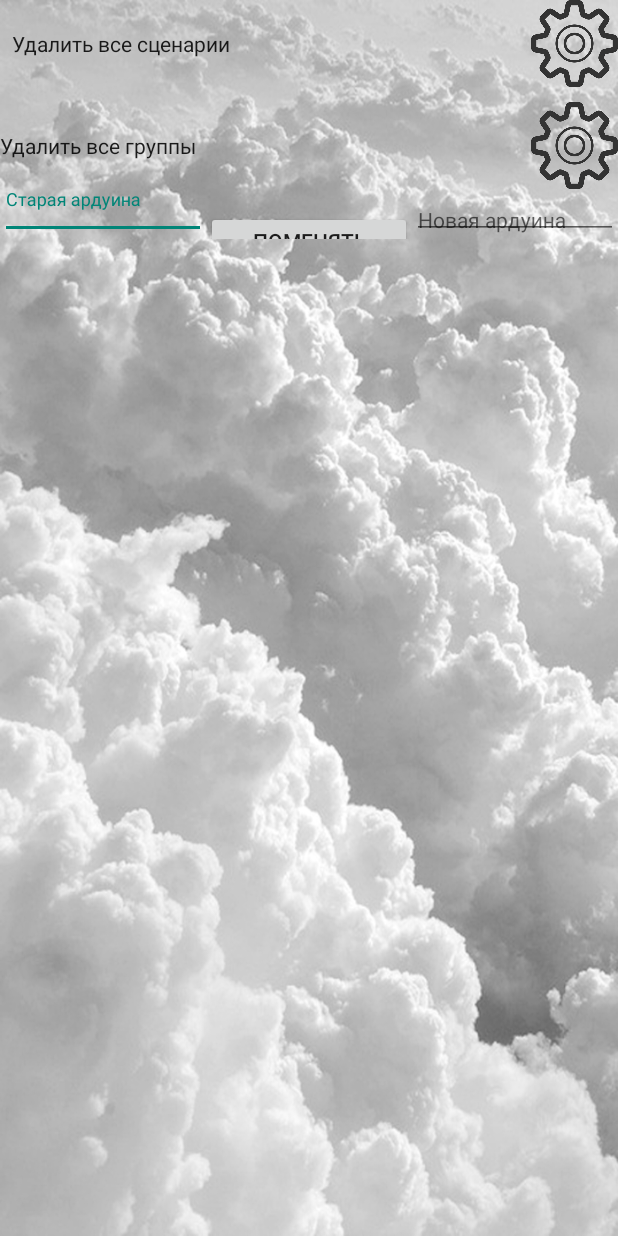
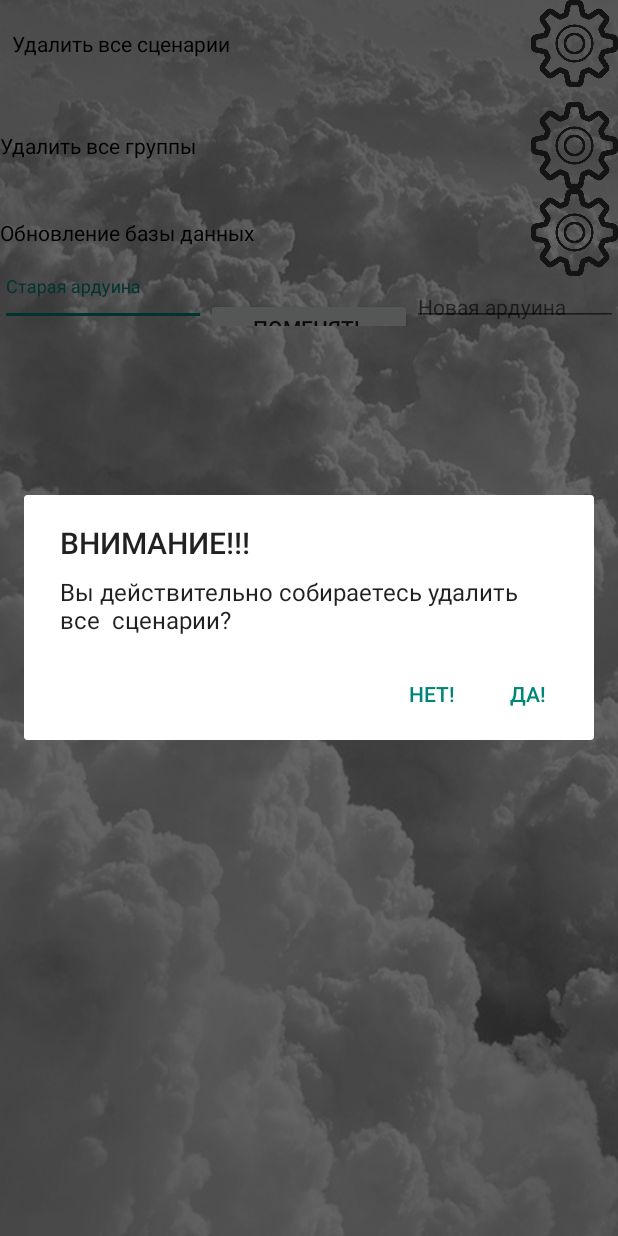
Before and after one commit to Kw0rker/Smart_Light_app, an Android app: the Settimgs screen opened directly, with no data from a screen before it, after a tap on an icon or button, on a phone screen of 412 x 824 dp. Run offline under Robolectric (Android 15) with nearby library versions, the phone set to English and light mode, and no system bars.

Commit message:
added refresh button in settings                           ID is now always 4 razryda

```diff
--- a/app/src/main/java/com/example/student/smartlighttest1/Settimgs.java
+++ b/app/src/main/java/com/example/student/smartlighttest1/Settimgs.java
@@ -1,6 +1,10 @@
 package com.example.student.smartlighttest1;
 
+import android.content.DialogInterface;
+import android.content.res.Resources;
 import android.support.design.widget.TextInputEditText;
+import android.support.v4.app.FragmentActivity;
+import android.support.v7.app.AlertDialog;
 import android.support.v7.app.AppCompatActivity;
 import android.os.Bundle;
 import android.view.View;
@@ -11,8 +15,10 @@ public class Settimgs extends AppCompatActivity implements Button.OnClickListene
     static Button DEL_SCEN;
     static Button DEL_G;
     static Button CHANGE;
+    static Button Refresh;
     static EditText past_ard;
     static EditText new_ard;
+    static boolean confirm;
 
     @Override
     protected void onCreate(Bundle savedInstanceState) {
@@ -26,30 +32,54 @@ public class Settimgs extends AppCompatActivity implements Button.OnClickListene
         new_ard =(EditText) findViewById(R.id.new_ard);
         CHANGE =(Button)findViewById(R.id.CHANGE);
         CHANGE.setOnClickListener(this);
+        Refresh=(Button)findViewById(R.id.Refresh);
+        Refresh.setOnClickListener(this);
 
 
 
+    }
+    private  boolean confirmation_alert(String measedge){
+        AlertDialog.Builder alertDialog = new AlertDialog.Builder(Settimgs.this);
+        alertDialog.setTitle("ВНИМАНИЕ!!!");
+        alertDialog.setMessage(measedge);
+        alertDialog.setPositiveButton("ДА!", new DialogInterface.OnClickListener() {
+            @Override
+            public void onClick(DialogInterface dialogInterface, int i) {
+                Settimgs.confirm=true;
+            }
+        });
+        alertDialog.setNegativeButton("НЕТ!", new DialogInterface.OnClickListener() {
+            @Override
+            public void onClick(DialogInterface dialogInterface, int i) {
+                Settimgs.confirm=false;
+            }
+        });
+        alertDialog.show();
+        return Settimgs.confirm;
     }
     @Override
     public void onClick(View v) {
         switch (v.getId())
         {
             case R.id.DEL_SCEN:
-                new multithread().execute("send","delete_s");
-                new multithread().execute("send","all");
-                getter_from_app.writeToFile("","scenarios.txt",MODE_PRIVATE);
-
-                break;
+                if (this.confirmation_alert("Вы действительно собираетесь удалить все  сценарии?")){
+                        Settimgs.confirm=true;
+                        new multithread().execute("send","delete_s");
+                        new multithread().execute("send","all");
+                        getter_from_app.writeToFile("","scenarios.txt",MODE_PRIVATE);}
+                        break;
             case R.id.DEL_G:
+                if (this.confirmation_alert("Вы действительно собираетесь удалить все группы?")){
                 new multithread().execute("send","delete_g");
                 new multithread().execute("send","all");
                 MainActivity.last_grup_n=0;
-                getter_from_app.writeToFile("","groups.txt",MODE_PRIVATE);
+                getter_from_app.writeToFile("","groups.txt",MODE_PRIVATE);}
 
 
                 break;
             case R.id.CHANGE:
                 if(past_ard.getText()!=null&&new_ard.getText()!=null){
+                    if (this.confirmation_alert("Вы действительно собираетесь изменить принадлежность светильников?")){
                     String past_a,new_a;
                     past_a=""+past_ard.getText();
                     new_a=""+new_ard.getText();
@@ -60,9 +90,15 @@ public class Settimgs extends AppCompatActivity implements Button.OnClickListene
                         else if (new_ard.getText().length()==2)new_a="0"+new_ard.getText();
 
                     new multithread().execute("send","rename");
-                    new multithread().execute("send",past_a+" "+new_a);
+                    new multithread().execute("send",past_a+" "+new_a);}
+                }
+                break;
+            case R.id.Refresh:
+            if(this.confirmation_alert("Вы действительно собираетесь запустить процесс обновления базы данных\n Это может занять некоторое время"))new multithread().execute("send","refresh");
+            break;
         }
-        }
+
+
     }
 
 }
--- a/app/src/main/java/com/example/student/smartlighttest1/lamp.java
+++ b/app/src/main/java/com/example/student/smartlighttest1/lamp.java
@@ -28,6 +28,9 @@ public class lamp {
         id=id_;
         brigh=brigh_;
         ID=""+id_;
+        if (id_<10)ID="000"+id_;
+        else if (id<100)ID="00"+id_;
+        else if (id<1000)ID="0"+id_;
         if (brigh>0){bt.setBackgroundResource(R.drawable.lamp_on);is_active=true;isTurned=true;}
         else {bt.setBackgroundResource(R.drawable.lamp_off);is_active=false;isTurned=false;}
         bt.setOnClickListener(new View.OnClickListener() {
--- a/app/src/main/res/layout/activity_settimgs.xml
+++ b/app/src/main/res/layout/activity_settimgs.xml
@@ -19,7 +19,8 @@
             android:layout_width="wrap_content"
             android:layout_height="wrap_content"
             android:text="Удалить все сценарии"
-            android:textAppearance="@style/TextAppearance.AppCompat.Body1" />
+            android:textAppearance="@style/TextAppearance.AppCompat.Body1"
+            android:textColor="#000000" />
 
         <Space
             android:layout_width="wrap_content"
@@ -57,10 +58,32 @@
             android:layout_height="wrap_content"
             android:layout_weight="1"
             android:text="Удалить все группы"
-            android:textAppearance="@style/TextAppearance.AppCompat.Body1" />
+            android:textAppearance="@style/TextAppearance.AppCompat.Body1"
+            android:textColor="#000000" />
 
         <Button
             android:id="@+id/DEL_G"
+            android:layout_width="58dp"
+            android:layout_height="58dp"
+            android:layout_weight="0"
+            android:background="@drawable/settings" />
+    </LinearLayout>
+    <LinearLayout
+        android:layout_width="match_parent"
+        android:layout_height="wrap_content"
+        android:orientation="horizontal">
+
+        <TextView
+            android:id="@+id/textView3"
+            android:layout_width="wrap_content"
+            android:layout_height="wrap_content"
+            android:layout_weight="1"
+            android:text="Обновление базы данных"
+            android:textAppearance="@style/TextAppearance.AppCompat.Body1"
+            android:textColor="#000000" />
+
+        <Button
+            android:id="@+id/Refresh"
             android:layout_width="58dp"
             android:layout_height="58dp"
             android:layout_weight="0"
```
Also changed, not shown: 32 other files.
